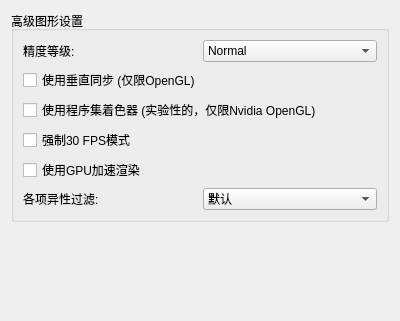
Qt form src/yuzu/configuration/configure_graphics_advanced.ui (formylover/yuzu-early-access) before a commit.
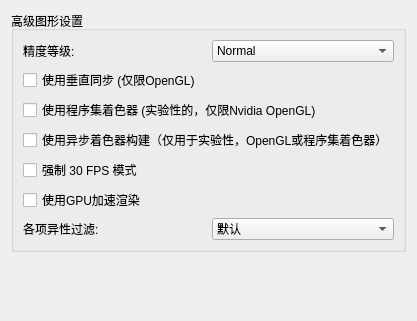
The same form after that commit.

```diff
--- a/src/yuzu/configuration/configure_graphics_advanced.ui
+++ b/src/yuzu/configuration/configure_graphics_advanced.ui
@@ -72,10 +72,20 @@
           </property>
          </widget>
         </item>
+        <item>
+         <widget class="QCheckBox" name="use_asynchronous_shaders">
+          <property name="toolTip">
+           <string>启用异步着色器编译，这可以减少着色器卡顿，此功能是实验性的。</string>
+          </property>
+          <property name="text">
+           <string>使用异步着色器构建（仅用于实验性，OpenGL或程序集着色器）</string>
+          </property>
+         </widget>
+        </item>
         <item>
          <widget class="QCheckBox" name="force_30fps_mode">
           <property name="text">
-           <string>强制30 FPS模式</string>
+           <string>强制 30 FPS 模式</string>
           </property>
          </widget>
         </item>
```
